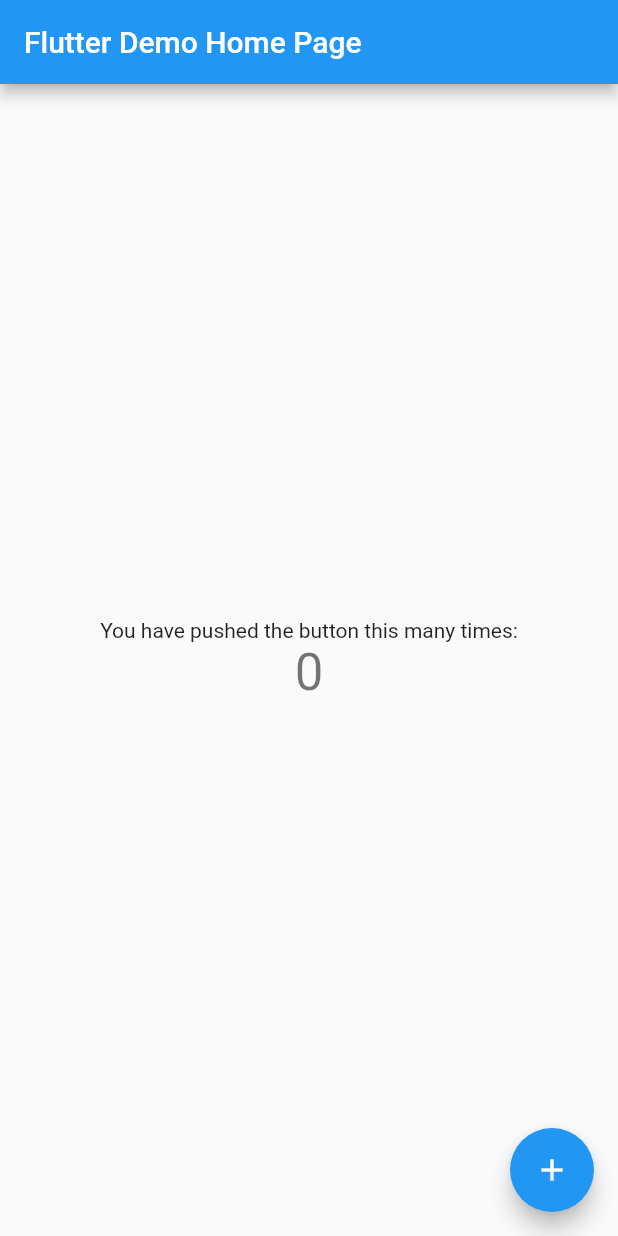
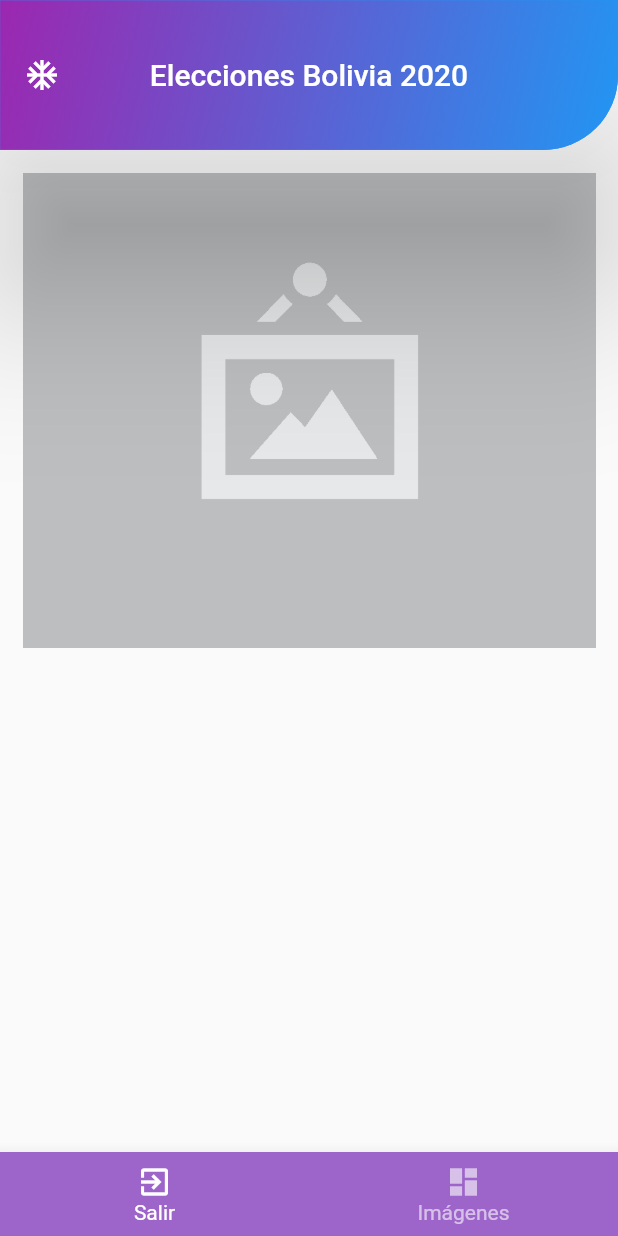
Before and after one commit to cartory/elecciones4sw, a Flutter app: the screen it shows after launch, on a phone screen of 412 x 824 dp. Run offline on Flutter 3.47's test engine with Material 2 defaults, Android fonts, the phone set to English and light mode, and no system bars; our stand-ins replace image_picker, permission_handler.

Commit message:
image reader

```diff
--- a/votercountapp/lib/main.dart
+++ b/votercountapp/lib/main.dart
@@ -1,4 +1,5 @@
 import 'package:flutter/material.dart';
+import 'package:votercountapp/src/views/home.page.dart';
 
 void main() {
   runApp(MyApp());
@@ -9,109 +10,12 @@
   @override
   Widget build(BuildContext context) {
     return MaterialApp(
-      title: 'Flutter Demo',
-      theme: ThemeData(
-        // This is the theme of your application.
-        //
-        // Try running your application with "flutter run". You'll see the
-        // application has a blue toolbar. Then, without quitting the app, try
-        // changing the primarySwatch below to Colors.green and then invoke
-        // "hot reload" (press "r" in the console where you ran "flutter run",
-        // or simply save your changes to "hot reload" in a Flutter IDE).
-        // Notice that the counter didn't reset back to zero; the application
-        // is not restarted.
-        primarySwatch: Colors.blue,
-        // This makes the visual density adapt to the platform that you run
-        // the app on. For desktop platforms, the controls will be smaller and
-        // closer together (more dense) than on mobile platforms.
-        visualDensity: VisualDensity.adaptivePlatformDensity,
-      ),
-      home: MyHomePage(title: 'Flutter Demo Home Page'),
+      title: 'Elecciones4SW',
+      debugShowCheckedModeBanner: false,
+      initialRoute: HomePage.routeName,
+      routes: {
+        HomePage.routeName : (_) => HomePage()
+      },
     );
   }
 }
-
-class MyHomePage extends StatefulWidget {
-  MyHomePage({Key key, this.title}) : super(key: key);
-
-  // This widget is the home page of your application. It is stateful, meaning
-  // that it has a State object (defined below) that contains fields that affect
-  // how it looks.
-
-  // This class is the configuration for the state. It holds the values (in this
-  // case the title) provided by the parent (in this case the App widget) and
-  // used by the build method of the State. Fields in a Widget subclass are
-  // always marked "final".
-
-  final String title;
-
-  @override
-  _MyHomePageState createState() => _MyHomePageState();
-}
-
-class _MyHomePageState extends State<MyHomePage> {
-  int _counter = 0;
-
-  void _incrementCounter() {
-    setState(() {
-      // This call to setState tells the Flutter framework that something has
-      // changed in this State, which causes it to rerun the build method below
-      // so that the display can reflect the updated values. If we changed
-      // _counter without calling setState(), then the build method would not be
-      // called again, and so nothing would appear to happen.
-      _counter++;
-    });
-  }
-
-  @override
-  Widget build(BuildContext context) {
-    // This method is rerun every time setState is called, for instance as done
-    // by the _incrementCounter method above.
-    //
-    // The Flutter framework has been optimized to make rerunning build methods
-    // fast, so that you can just rebuild anything that needs updating rather
-    // than having to individually change instances of widgets.
-    return Scaffold(
-      appBar: AppBar(
-        // Here we take the value from the MyHomePage object that was created by
-        // the App.build method, and use it to set our appbar title.
-        title: Text(widget.title),
-      ),
-      body: Center(
-        // Center is a layout widget. It takes a single child and positions it
-        // in the middle of the parent.
-        child: Column(
-          // Column is also a layout widget. It takes a list of children and
-          // arranges them vertically. By default, it sizes itself to fit its
-          // children horizontally, and tries to be as tall as its parent.
-          //
-          // Invoke "debug painting" (press "p" in the console, choose the
-          // "Toggle Debug Paint" action from the Flutter Inspector in Android
-          // Studio, or the "Toggle Debug Paint" command in Visual Studio Code)
-          // to see the wireframe for each widget.
-          //
-          // Column has various properties to control how it sizes itself and
-          // how it positions its children. Here we use mainAxisAlignment to
-          // center the children vertically; the main axis here is the vertical
-          // axis because Columns are vertical (the cross axis would be
-          // horizontal).
-          mainAxisAlignment: MainAxisAlignment.center,
-          children: <Widget>[
-            Text(
-              'You have pushed the button this many times:',
-            ),
-            Text(
-              '$_counter',
-              style: Theme.of(context).textTheme.headline4,
-            ),
-          ],
-        ),
-      ),
-      floatingActionButton: FloatingActionButton(
-        onPressed: _incrementCounter,
-        tooltip: 'Increment',
-        child: Icon(Icons.add),
-      ), // This trailing comma makes auto-formatting nicer for build methods.
-    );
-  }
-}
--- /dev/null
+++ b/votercountapp/lib/src/views/form.dart
@@ -0,0 +1,194 @@
+import 'dart:io';
+
+import 'package:flutter/material.dart';
+import 'package:image_picker/image_picker.dart';
+import 'package:permission_handler/permission_handler.dart';
+
+class ActForm extends StatefulWidget {
+  @override
+  _ActFormState createState() => _ActFormState();
+}
+
+class _ActFormState extends State<ActForm> {
+  final formKey = GlobalKey<FormState>();
+  final scaffoldKey = GlobalKey<ScaffoldState>();
+
+  File image;
+
+  @override
+  Widget build(BuildContext context) {
+    return Scaffold(
+      key: scaffoldKey,
+      body: SingleChildScrollView(
+        child: Container(
+          child: _form(),
+          padding: EdgeInsets.all(15),
+        ),
+      ),
+    );
+  }
+
+  Widget _form() {
+    return Form(
+      key: formKey,
+      child: Column(
+        children: <Widget>[
+          _imageFile(),
+          // _textFormField(
+          //   'Nombre',
+          //   initialValue: _product.name,
+          //   textInputType: TextInputType.text,
+          //   textCapitalization: TextCapitalization.sentences,
+          // ),
+          // _textFormField(
+          //   'Descripción',
+          //   initialValue: _product.description,
+          //   textCapitalization: TextCapitalization.sentences,
+          //   textInputType: TextInputType.multiline,
+          // ),
+          // _textFormField('Precio',
+          //     initialValue: _product.price.toString(),
+          //     textCapitalization: TextCapitalization.none,
+          //     textInputType:
+          //         TextInputType.numberWithOptions(decimal: true, signed: false),
+          //     number: true),
+          // _textFormField(
+          //   'Cantidad',
+          //   initialValue: _product.stock.toString(),
+          //   textCapitalization: TextCapitalization.none,
+          //   textInputType:
+          //       TextInputType.numberWithOptions(decimal: true, signed: false),
+          //   number: true,
+          // ),
+        ],
+      ),
+    );
+  }
+
+  _displayDialog(BuildContext context) async {
+    return showDialog(
+      context: context,
+      builder: (_) {
+        return AlertDialog(
+          title: Row(
+            mainAxisAlignment: MainAxisAlignment.center,
+            children: [
+              Icon(Icons.file_upload),
+              SizedBox(width: 5),
+              Text("Recurso?"),
+            ],
+          ),
+          content: Column(
+            mainAxisSize: MainAxisSize.min,
+            mainAxisAlignment: MainAxisAlignment.start,
+            children: [
+              ListTile(
+                title: Row(
+                  mainAxisAlignment: MainAxisAlignment.center,
+                  children: [
+                    Icon(Icons.camera_alt),
+                    SizedBox(width: 10),
+                    Text("Cámara")
+                  ],
+                ),
+                onTap: () => _getImageFile(ImageSource.camera),
+              ),
+              ListTile(
+                title: Row(
+                  mainAxisAlignment: MainAxisAlignment.center,
+                  children: [
+                    Icon(Icons.photo_library),
+                    SizedBox(width: 10),
+                    Text("Galería")
+                  ],
+                ),
+                onTap: () => _getImageFile(ImageSource.gallery),
+              ),
+            ],
+          ),
+        );
+      },
+    );
+  }
+
+  Widget _imageFile() {
+    return InkWell(
+      onTap: () async {
+        await Permission.camera.request();
+        await Permission.mediaLibrary.request();
+        _displayDialog(context);
+      },
+      child: image == null
+          ? Image.asset('assets/no-image.png')
+          : Image.file(image, fit: BoxFit.cover, height: 321),
+    );
+  }
+
+  // Widget _textFormField(String textField,
+  //     {String initialValue,
+  //     TextInputType textInputType,
+  //     TextCapitalization textCapitalization,
+  //     bool number = false}) {
+  //   return TextFormField(
+  //       initialValue: initialValue,
+  //       keyboardType: textInputType,
+  //       textCapitalization: textCapitalization,
+  //       decoration: InputDecoration(labelText: textField),
+  //       onSaved: (value) => _onSavedFormField(textField, value),
+  //       validator: (value) {
+  //         return number
+  //             ? _isNumber(value) ? null : 'Número Requerido'
+  //             : value == null || value == '' && textField != 'Descripción'
+  //                 ? 'Campo Requerido'
+  //                 : null;
+  //       });
+  // }
+
+  // List<Widget> _actionButtonList() {
+  //   return [
+  //     IconButton(
+  //       icon: Icon(Icons.photo_size_select_actual),
+  //       onPressed: () => _getImageFile(ImageSource.gallery),
+  //     ),
+  //     IconButton(
+  //       icon: Icon(Icons.camera_alt),
+  //       onPressed: () => _getImageFile(ImageSource.camera),
+  //     ),
+  //   ];
+  // }
+
+  // bool _isNumber(String s) => num.tryParse(s) != null;
+
+  // _onSavedFormField(String textField, String value) {
+  //   switch (textField) {
+  //     case 'Nombre':
+  //       _product.name = value;
+  //       break;
+  //     case 'Descripción':
+  //       _product.description = value;
+  //       break;
+  //     case 'Precio':
+  //       _product.price = double.parse(value);
+  //       break;
+  //     default:
+  //       /* stock*/
+  //       _product.stock = double.parse(value);
+  //   }
+  // }
+
+  // _submitButtonForm() {
+  //   if (!formKey.currentState.validate()) return;
+  //   formKey.currentState.save();
+  //   if (image == null) return;
+
+  //   // _product.id == null
+  //   //     ? provider.create(_product, image)
+  //   //     : provider.update(_product, _product.id, image);
+  // }
+
+  _getImageFile(ImageSource imageSource) async {
+    // ignore: deprecated_member_use
+    image = await ImagePicker.pickImage(source: imageSource);
+    setState(() {});
+  }
+}
--- /dev/null
+++ b/votercountapp/lib/src/views/home.page.dart
@@ -0,0 +1,83 @@
+import 'package:flutter/material.dart';
+import 'package:votercountapp/src/views/form.dart';
+
+class HomePage extends StatefulWidget {
+  static String routeName = "HomePage";
+
+  HomePage({Key key}) : super(key: key);
+
+  @override
+  _HomePageState createState() => _HomePageState();
+}
+
+class _HomePageState extends State<HomePage> {
+  int selectedRadio = 0;
+  int selectedRadioTile = 0;
+  @override
+  Widget build(BuildContext context) {
+    // final size = MediaQuery.of(context).size;
+    return Scaffold(
+      appBar: _appBar,
+      body: ActForm(),
+      bottomNavigationBar: _bottomNavigationBar,
+    );
+  }
+}
+
+final _bottomNavigationBar = BottomNavigationBar(
+  type: BottomNavigationBarType.fixed,
+  backgroundColor: Color.fromRGBO(157, 101, 201, 1),
+  selectedItemColor: Colors.white,
+  unselectedItemColor: Colors.white.withOpacity(.6),
+  selectedFontSize: 14,
+  unselectedFontSize: 14,
+  onTap: (value) => print("onTap"),
+  items: [
+    BottomNavigationBarItem(
+      title: Text('Salir'),
+      icon: Icon(Icons.exit_to_app),
+    ),
+    BottomNavigationBarItem(
+      title: Text('Imágenes'),
+      icon: Icon(Icons.dashboard),
+    ),
+  ],
+);
+
+final _appBar = AppBar(
+  elevation: 50,
+  centerTitle: true,
+  toolbarHeight: 100,
+  brightness: Brightness.dark,
+  excludeHeaderSemantics: false,
+  title: Text("Elecciones Bolivia 2020"),
+  shape: RoundedRectangleBorder(
+    borderRadius: BorderRadius.only(
+      bottomRight: Radius.circular(50),
+    ),
+    side: BorderSide(
+      color: Colors.blue,
+      style: BorderStyle.solid,
+      width: .1,
+    ),
+  ),
+  flexibleSpace: Container(
+    decoration: BoxDecoration(
+      borderRadius: BorderRadius.only(
+        bottomRight: Radius.circular(50),
+      ),
+      gradient: LinearGradient(
+        begin: Alignment.topLeft,
+        end: Alignment.bottomRight,
+        colors: [
+          Colors.purple,
+          Colors.blue,
+        ],
+      ),
+    ),
+  ),
+  leading: IconButton(
+    icon: Icon(Icons.ac_unit),
+    onPressed: () => print("button"),
+  ),
+);
```
Also changed, not shown: votercountapp/pubspec.yaml (+10 -3 lines), votercountapp/assets/no-image.png (added), votercountapp/assets/urn.png (added), votercountapp/lib/src/models/act.dart (added), votercountapp/lib/src/providers/vision.provider.dart (added), votercountapp/pubspec.lock, 4 other files.
